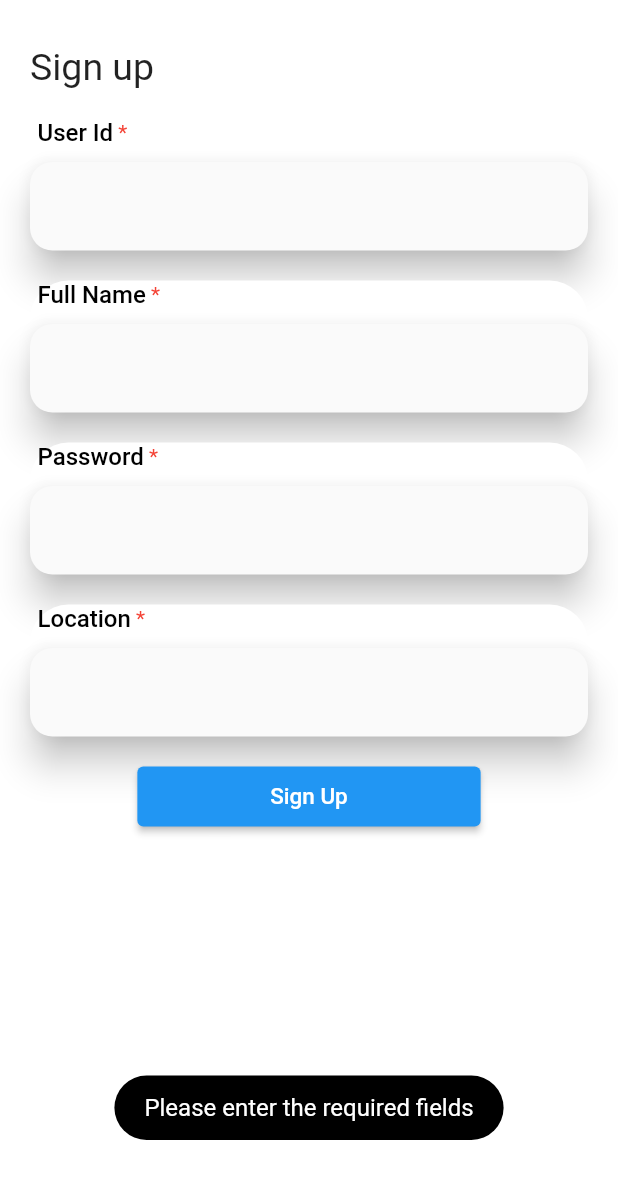
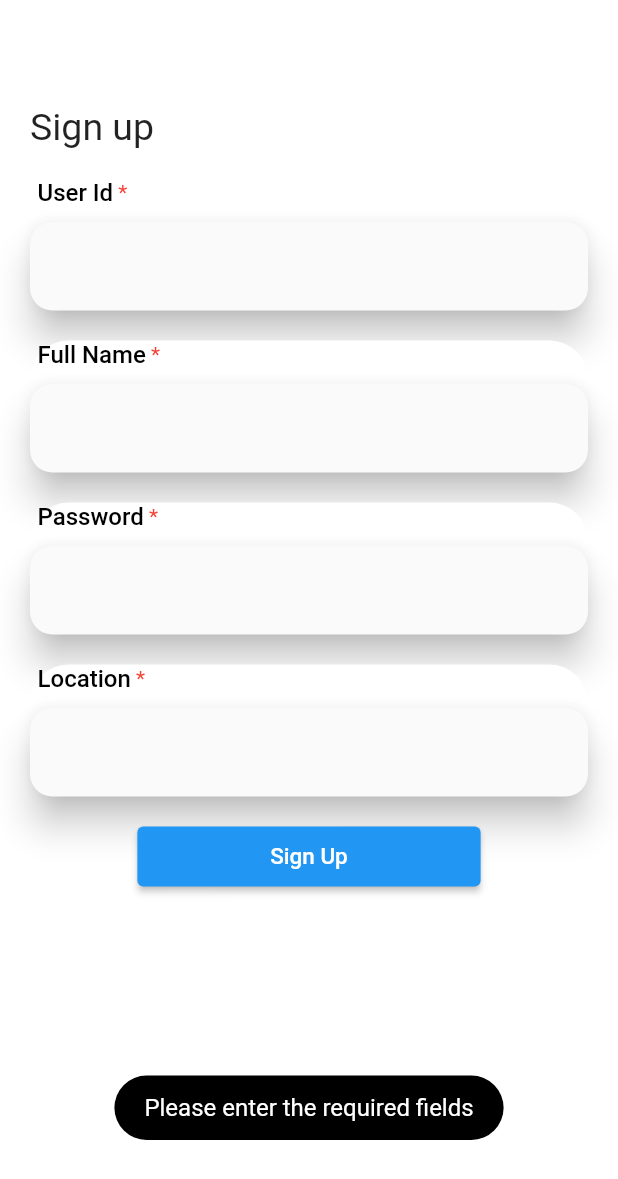
Before and after one commit to mihirfossgen/DSEP_BPP, a Flutter app: the SignUpPage screen opened directly, after a tap on "Sign Up", on a phone screen of 412 x 824 dp. Shown: the top 1179 px of the screen. Run offline on Flutter 3.47's test engine with Material 2 defaults, Android fonts, the phone set to English and light mode, and no system bars; drawn by our look-alikes of flutter_platform_widgets; our stand-ins replace flutter_svg, fluttertoast, lottie, package_info, scroll_snap_list, shared_preferences and 2 more; missing offline and left inert: flutter_platform_alert, forme, forme_base_fields, is_first_run, layout, material_color_generator; accounts and stored records are empty.

Commit message:
required changes

```diff
--- a/lib/screens/profile.dart
+++ b/lib/screens/profile.dart
@@ -72,7 +72,6 @@ class _ProfileState extends State<Profile> {
   }
 
   Future<void> onTapped() async {
-    print('Doing Something...');
     Navigator.of(context).pushReplacement(
         MaterialPageRoute(builder: (context) => const SignInScreen()));
     // Print to console.
--- a/lib/screens/signin.dart
+++ b/lib/screens/signin.dart
@@ -243,7 +243,7 @@ class _SignInScreenState extends State<SignInScreen> {
           ),
           InkWell(
             onTap: () {
-              Navigator.of(context).pushReplacement(
+              Navigator.of(context).push(
                   MaterialPageRoute(builder: (context) => const SignUpPage()));
             },
             child: const TextWidget(
--- a/lib/screens/signup.dart
+++ b/lib/screens/signup.dart
@@ -55,7 +55,7 @@ class _SignUpState extends State<SignUpPage> {
             child: Column(
               children: [
                 const SizedBox(
-                  height: 10,
+                  height: 50,
                 ),
                 const Align(
                   alignment: Alignment.centerLeft,
@@ -112,10 +112,11 @@ class _SignUpState extends State<SignUpPage> {
                     });
                   }
                   var req = {
-                    "userId": "dsep_bpp_test_0011",
-                    "password": "nsdl@123",
-                    "location": "Mumbai",
-                    "fullName": "Test BPP"
+                    "userId": _userIdController.text,
+                    "password": _passWord.text,
+                    "location": _location.text,
+                    "fullName": _name.text,
+                    "providerId": "5f554478-0c1e-4f8f-83ab-f5a95394a3ee"
                   };
                   ApiServices().signUpUser(req).then((value) {
                     if (value["status"] == true) {
```
Also changed, not shown: lib/provides/ApiServices.dart (+6 -2 lines), lib/screens/tabbar.dart (+43 -4 lines).
